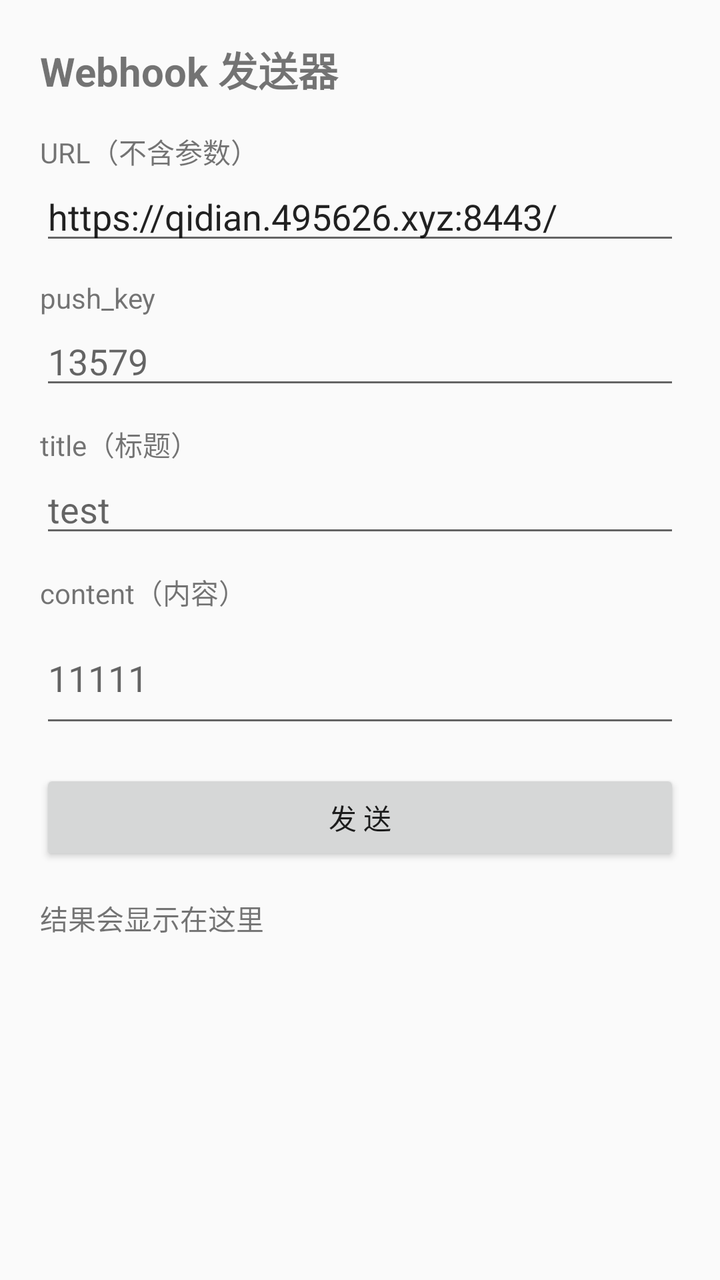
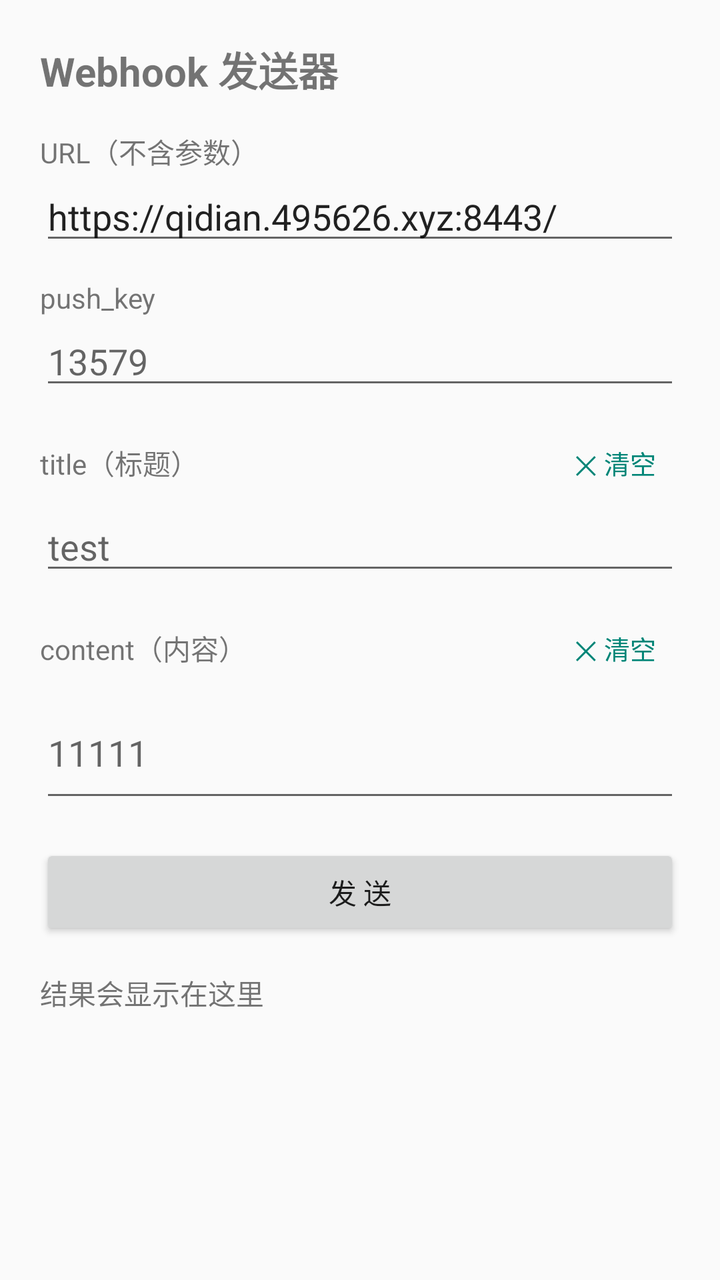

The first picture is an Android layout as it rendered before a commit; the second is the same layout after the commit. The layout source and the unified diff follow.
<!-- AndroidManifest.xml: application theme android:Theme.Material.Light.NoActionBar -->
<!-- res/layout/activity_main.xml -->
<?xml version="1.0" encoding="utf-8"?>
<ScrollView xmlns:android="http://schemas.android.com/apk/res/android"
    android:layout_width="match_parent"
    android:layout_height="match_parent">

    <LinearLayout
        android:layout_width="match_parent"
        android:layout_height="wrap_content"
        android:orientation="vertical"
        android:padding="20dp">

        <TextView
            android:layout_width="wrap_content"
            android:layout_height="wrap_content"
            android:text="Webhook 发送器"
            android:textSize="20sp"
            android:textStyle="bold"
            android:layout_marginBottom="16dp" />

        <TextView
            android:layout_width="wrap_content"
            android:layout_height="wrap_content"
            android:text="URL（不含参数）" />

        <EditText
            android:id="@+id/etBaseUrl"
            android:layout_width="match_parent"
            android:layout_height="wrap_content"
            android:hint="https://example.com:8443/"
            android:inputType="textUri"
            android:text="https://qidian.495626.xyz:8443/"
            android:layout_marginBottom="12dp" />

        <TextView
            android:layout_width="wrap_content"
            android:layout_height="wrap_content"
            android:text="push_key" />

        <EditText
            android:id="@+id/etPushKey"
            android:layout_width="match_parent"
            android:layout_height="wrap_content"
            android:hint="13579"
            android:inputType="text"
            android:layout_marginBottom="12dp" />

        <TextView
            android:layout_width="wrap_content"
            android:layout_height="wrap_content"
            android:text="title（标题）" />

        <EditText
            android:id="@+id/etTitle"
            android:layout_width="match_parent"
            android:layout_height="wrap_content"
            android:hint="test"
            android:inputType="text"
            android:layout_marginBottom="12dp" />

        <TextView
            android:layout_width="wrap_content"
            android:layout_height="wrap_content"
            android:text="content（内容）" />

        <EditText
            android:id="@+id/etContent"
            android:layout_width="match_parent"
            android:layout_height="wrap_content"
            android:hint="11111"
            android:inputType="textMultiLine"
            android:minLines="2"
            android:layout_marginBottom="16dp" />

        <Button
            android:id="@+id/btnSend"
            android:layout_width="match_parent"
            android:layout_height="wrap_content"
            android:text="发 送" />

        <TextView
            android:id="@+id/tvResult"
            android:layout_width="match_parent"
            android:layout_height="wrap_content"
            android:layout_marginTop="16dp"
            android:textIsSelectable="true"
            android:text="结果会显示在这里" />
    </LinearLayout>
</ScrollView>
<!-- resources referenced by this layout -->
<resources>

</resources>

<!-- the commit's change to res/layout/activity_main.xml (unified diff, before → after) -->
@@ -44,10 +44,30 @@
             android:inputType="text"
             android:layout_marginBottom="12dp" />
 
-        <TextView
-            android:layout_width="wrap_content"
+        <LinearLayout
+            android:layout_width="match_parent"
             android:layout_height="wrap_content"
-            android:text="title（标题）" />
+            android:orientation="horizontal"
+            android:gravity="center_vertical">
+
+            <TextView
+                android:layout_width="0dp"
+                android:layout_height="wrap_content"
+                android:layout_weight="1"
+                android:text="title（标题）" />
+
+            <Button
+                android:id="@+id/btnClearTitle"
+                style="?android:attr/buttonBarButtonStyle"
+                android:layout_width="wrap_content"
+                android:layout_height="wrap_content"
+                android:minWidth="0dp"
+                android:minHeight="0dp"
+                android:paddingStart="12dp"
+                android:paddingEnd="12dp"
+                android:textSize="13sp"
+                android:text="✕ 清空" />
+        </LinearLayout>
 
         <EditText
             android:id="@+id/etTitle"
@@ -57,10 +77,30 @@
             android:inputType="text"
             android:layout_marginBottom="12dp" />
 
-        <TextView
-            android:layout_width="wrap_content"
+        <LinearLayout
+            android:layout_width="match_parent"
             android:layout_height="wrap_content"
-            android:text="content（内容）" />
+            android:orientation="horizontal"
+            android:gravity="center_vertical">
+
+            <TextView
+                android:layout_width="0dp"
+                android:layout_height="wrap_content"
+                android:layout_weight="1"
+                android:text="content（内容）" />
+
+            <Button
+                android:id="@+id/btnClearContent"
+                style="?android:attr/buttonBarButtonStyle"
+                android:layout_width="wrap_content"
+                android:layout_height="wrap_content"
+                android:minWidth="0dp"
+                android:minHeight="0dp"
+                android:paddingStart="12dp"
+                android:paddingEnd="12dp"
+                android:textSize="13sp"
+                android:text="✕ 清空" />
+        </LinearLayout>
 
         <EditText
             android:id="@+id/etContent"
